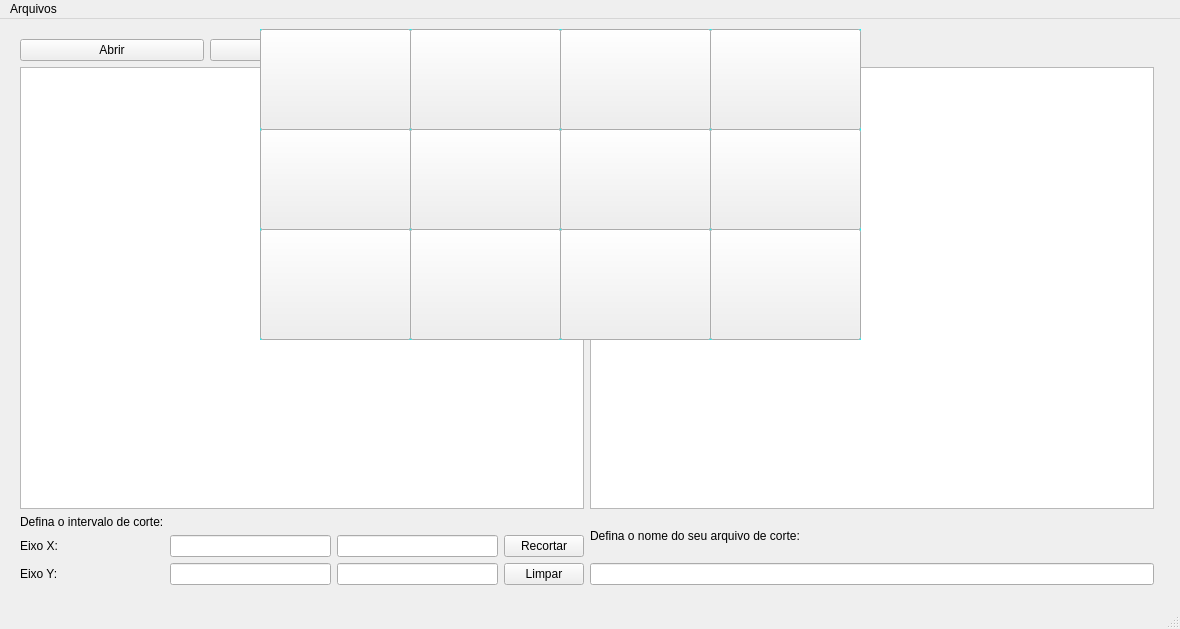
Qt form betsabe/open_tif_2.ui (BetSpaguetty/Projeto-Taludes) before a commit.
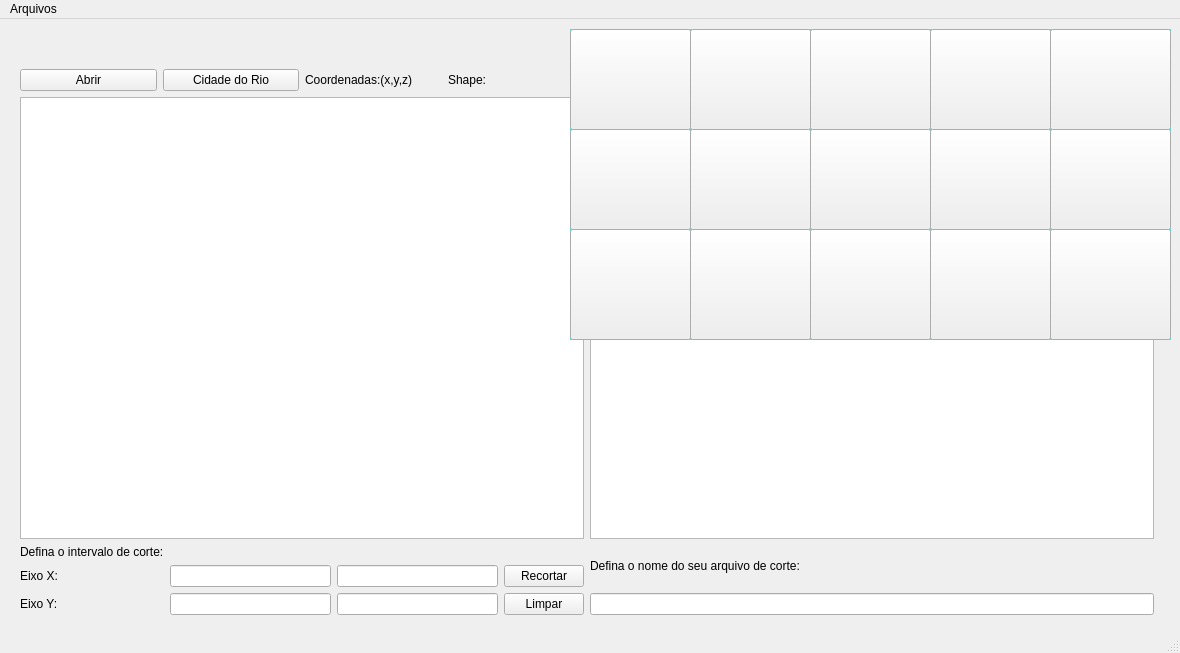
The same form after that commit. Icons and pictures are not drawn.

Commit message: renovando os arquivos do mapa

What changed in the file:
```diff
--- a/betsabe/open_tif_2.ui
+++ b/betsabe/open_tif_2.ui
@@ -7,7 +7,7 @@
     <x>0</x>
     <y>0</y>
     <width>1180</width>
-    <height>629</height>
+    <height>653</height>
    </rect>
   </property>
   <property name="windowTitle">
@@ -31,7 +31,7 @@
     <property name="geometry">
      <rect>
       <x>20</x>
-      <y>20</y>
+      <y>50</y>
       <width>1134</width>
       <height>546</height>
      </rect>
@@ -108,13 +108,6 @@
        </item>
       </layout>
      </item>
-     <item row="0" column="1">
-      <widget class="QLabel" name="label_nomeArquivo">
-       <property name="text">
-        <string>Arquivo Selecionado :</string>
-       </property>
-      </widget>
-     </item>
      <item row="0" column="0">
       <layout class="QGridLayout" name="gridLayout_3">
        <item row="0" column="1">
@@ -132,6 +125,13 @@
         </widget>
        </item>
        <item row="0" column="2">
+        <widget class="QLabel" name="label_coordinates">
+         <property name="text">
+          <string>Coordenadas:(x,y,z)</string>
+         </property>
+        </widget>
+       </item>
+       <item row="0" column="3">
         <widget class="QLabel" name="label_shape">
          <property name="text">
           <string>Shape: </string>
@@ -140,12 +140,23 @@
        </item>
       </layout>
      </item>
+     <item row="0" column="1">
+      <layout class="QGridLayout" name="gridLayout">
+       <item row="0" column="0">
+        <widget class="QLabel" name="label_nomeArquivo">
+         <property name="text">
+          <string>Arquivo Selecionado :</string>
+         </property>
+        </widget>
+       </item>
+      </layout>
+     </item>
     </layout>
    </widget>
    <widget class="QLabel" name="label_mapa_rio">
     <property name="geometry">
      <rect>
-      <x>260</x>
+      <x>570</x>
       <y>10</y>
       <width>601</width>
       <height>311</height>
@@ -164,117 +175,13 @@
      <bool>true</bool>
     </property>
    </widget>
-   <widget class="QPushButton" name="botao_regiao1">
-    <property name="geometry">
-     <rect>
-      <x>260</x>
-      <y>10</y>
-      <width>151</width>
-      <height>101</height>
-     </rect>
-    </property>
-    <property name="text">
-     <string/>
-    </property>
-   </widget>
-   <widget class="QPushButton" name="botao_regiao4">
-    <property name="geometry">
-     <rect>
-      <x>410</x>
-      <y>10</y>
-      <width>151</width>
-      <height>101</height>
-     </rect>
-    </property>
-    <property name="text">
-     <string/>
-    </property>
-   </widget>
-   <widget class="QPushButton" name="botao_regiao7">
-    <property name="geometry">
-     <rect>
-      <x>560</x>
-      <y>10</y>
-      <width>151</width>
-      <height>101</height>
-     </rect>
-    </property>
-    <property name="text">
-     <string/>
-    </property>
-   </widget>
-   <widget class="QPushButton" name="botao_regiao10">
-    <property name="geometry">
-     <rect>
-      <x>710</x>
-      <y>10</y>
-      <width>151</width>
-      <height>101</height>
-     </rect>
-    </property>
-    <property name="text">
-     <string/>
-    </property>
-   </widget>
-   <widget class="QPushButton" name="botao_regiao2">
-    <property name="geometry">
-     <rect>
-      <x>260</x>
-      <y>110</y>
-      <width>151</width>
-      <height>101</height>
-     </rect>
-    </property>
-    <property name="text">
-     <string/>
-    </property>
-   </widget>
-   <widget class="QPushButton" name="botao_regiao5">
-    <property name="geometry">
-     <rect>
-      <x>410</x>
-      <y>110</y>
-      <width>151</width>
-      <height>101</height>
-     </rect>
-    </property>
-    <property name="text">
-     <string/>
-    </property>
-   </widget>
-   <widget class="QPushButton" name="botao_regiao8">
-    <property name="geometry">
-     <rect>
-      <x>560</x>
-      <y>110</y>
-      <width>151</width>
-      <height>101</height>
-     </rect>
-    </property>
-    <property name="text">
-     <string/>
-    </property>
-   </widget>
-   <widget class="QPushButton" name="botao_regiao11">
-    <property name="geometry">
-     <rect>
-      <x>710</x>
-      <y>110</y>
-      <width>151</width>
-      <height>101</height>
-     </rect>
-    </property>
-    <property name="text">
-     <string/>
-    </property>
-   </widget>
    <widget class="QPushButton" name="botao_regiao3">
     <property name="geometry">
      <rect>
-      <x>260</x>
-      <y>210</y>
-      <width>151</width>
-      <height>111</height>
+      <x>570</x>
+      <y>10</y>
+      <width>121</width>
+      <height>101</height>
      </rect>
     </property>
     <property name="text">
@@ -284,10 +191,10 @@
    <widget class="QPushButton" name="botao_regiao6">
     <property name="geometry">
      <rect>
-      <x>410</x>
-      <y>210</y>
-      <width>151</width>
-      <height>111</height>
+      <x>690</x>
+      <y>10</y>
+      <width>121</width>
+      <height>101</height>
      </rect>
     </property>
     <property name="text">
@@ -297,10 +204,10 @@
    <widget class="QPushButton" name="botao_regiao9">
     <property name="geometry">
      <rect>
-      <x>560</x>
-      <y>210</y>
-      <width>151</width>
-      <height>111</height>
+      <x>810</x>
+      <y>10</y>
+      <width>121</width>
+      <height>101</height>
      </rect>
     </property>
     <property name="text">
@@ -310,9 +217,152 @@
    <widget class="QPushButton" name="botao_regiao12">
     <property name="geometry">
      <rect>
-      <x>710</x>
+      <x>930</x>
+      <y>10</y>
+      <width>121</width>
+      <height>101</height>
+     </rect>
+    </property>
+    <property name="text">
+     <string/>
+    </property>
+   </widget>
+   <widget class="QPushButton" name="botao_regiao2">
+    <property name="geometry">
+     <rect>
+      <x>570</x>
+      <y>110</y>
+      <width>121</width>
+      <height>101</height>
+     </rect>
+    </property>
+    <property name="text">
+     <string/>
+    </property>
+   </widget>
+   <widget class="QPushButton" name="botao_regiao5">
+    <property name="geometry">
+     <rect>
+      <x>690</x>
+      <y>110</y>
+      <width>121</width>
+      <height>101</height>
+     </rect>
+    </property>
+    <property name="text">
+     <string/>
+    </property>
+   </widget>
+   <widget class="QPushButton" name="botao_regiao8">
+    <property name="geometry">
+     <rect>
+      <x>810</x>
+      <y>110</y>
+      <width>121</width>
+      <height>101</height>
+     </rect>
+    </property>
+    <property name="text">
+     <string/>
+    </property>
+   </widget>
+   <widget class="QPushButton" name="botao_regiao11">
+    <property name="geometry">
+     <rect>
+      <x>930</x>
+      <y>110</y>
+      <width>121</width>
+      <height>101</height>
+     </rect>
+    </property>
+    <property name="text">
+     <string/>
+    </property>
+   </widget>
+   <widget class="QPushButton" name="botao_regiao1">
+    <property name="geometry">
+     <rect>
+      <x>570</x>
       <y>210</y>
-      <width>151</width>
+      <width>121</width>
+      <height>111</height>
+     </rect>
+    </property>
+    <property name="text">
+     <string/>
+    </property>
+   </widget>
+   <widget class="QPushButton" name="botao_regiao4">
+    <property name="geometry">
+     <rect>
+      <x>690</x>
+      <y>210</y>
+      <width>121</width>
+      <height>111</height>
+     </rect>
+    </property>
+    <property name="text">
+     <string/>
+    </property>
+   </widget>
+   <widget class="QPushButton" name="botao_regiao7">
+    <property name="geometry">
+     <rect>
+      <x>810</x>
+      <y>210</y>
+      <width>121</width>
+      <height>111</height>
+     </rect>
+    </property>
+    <property name="text">
+     <string/>
+    </property>
+   </widget>
+   <widget class="QPushButton" name="botao_regiao10">
+    <property name="geometry">
+     <rect>
+      <x>930</x>
+      <y>210</y>
+      <width>121</width>
+      <height>111</height>
+     </rect>
+    </property>
+    <property name="text">
+     <string/>
+    </property>
+   </widget>
+   <widget class="QPushButton" name="botao_regiao15">
+    <property name="geometry">
+     <rect>
+      <x>1050</x>
+      <y>10</y>
+      <width>121</width>
+      <height>101</height>
+     </rect>
+    </property>
+    <property name="text">
+     <string/>
+    </property>
+   </widget>
+   <widget class="QPushButton" name="botao_regiao14">
+    <property name="geometry">
+     <rect>
+      <x>1050</x>
+      <y>110</y>
+      <width>121</width>
+      <height>101</height>
+     </rect>
+    </property>
+    <property name="text">
+     <string/>
+    </property>
+   </widget>
+   <widget class="QPushButton" name="botao_regiao13">
+    <property name="geometry">
+     <rect>
+      <x>1050</x>
+      <y>210</y>
+      <width>121</width>
       <height>111</height>
      </rect>
     </property>
```
Left out of the diff: 95 changed lines with no effect on the pictures. The commit also changes 16 other files.
